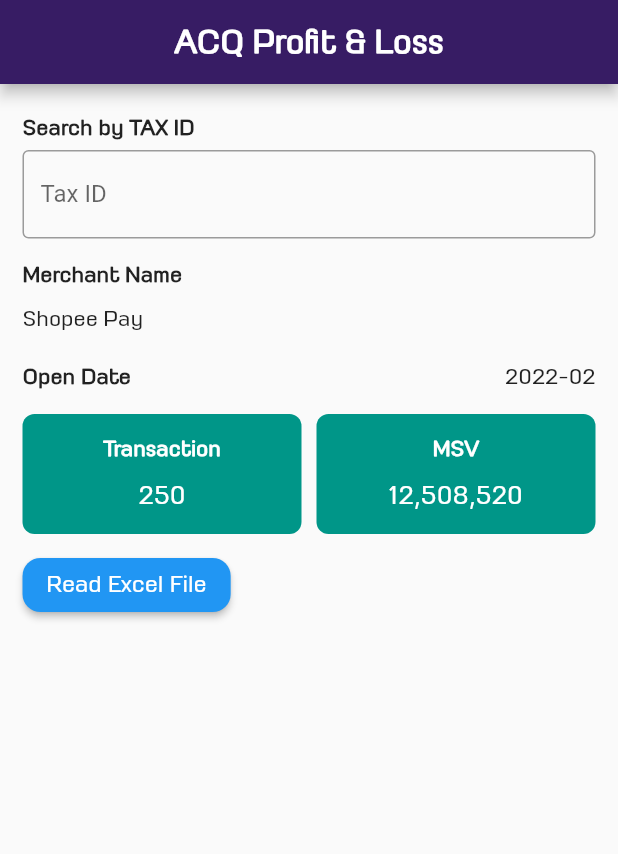
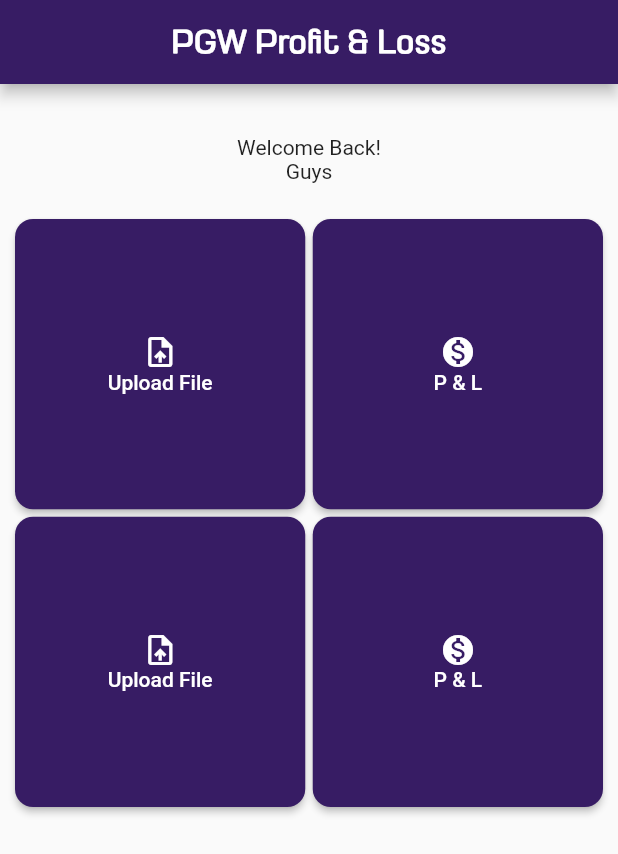
Before and after one commit to jazzinlive/api_tester01, a Flutter app: the screen it shows after launch, on a phone screen of 412 x 824 dp. Shown: the top 854 px of the screen. Run offline on Flutter 3.47's test engine with Material 2 defaults, Android fonts, the light colour scheme and no system bars; our stand-ins replace file_picker, image_picker, webview_flutter; missing offline and left inert: dart_jsonwebtoken, encrypt, excel, http_auth, image_save, jose and 4 more.

Commit message:
21-01-2023

```diff
--- a/pgw_app01/lib/main.dart
+++ b/pgw_app01/lib/main.dart
@@ -1,10 +1,7 @@
-// ignore_for_file: prefer_const_constructors, prefer_const_literals_to_create_immutables
-
 import 'package:flutter/material.dart';
-import 'package:flutter_excel/excel.dart';
-//import 'dart:io';
-import 'package:path/path.dart';
-import 'package:flutter/services.dart' show ByteData, rootBundle;
+import 'package:pgw_app01/search_taxid.dart';
+import 'package:pgw_app01/upload.dart';
+import 'package:pgw_app01/upload_file.dart';
 
 void main() {
   runApp(const MyApp());
@@ -28,6 +25,8 @@ class MyApp extends StatelessWidget {
                 fontWeight: FontWeight.bold)),
       ),
       home: const MyHomePage(title: 'ACQ Profit & Loss'),
+      //home: UploadPage(),
+      //home: FileUploadPage(),
       debugShowCheckedModeBanner: false,
     );
   }
@@ -42,198 +41,157 @@ class MyHomePage extends StatefulWidget {
 }
 
 class _MyHomePageState extends State<MyHomePage> {
-  List<String> rowdetail = [];
-
-  _importFromExcel() async {
-    String xlsxAsset = "assets/MID.xlsx";
-    ByteData data = await rootBundle.load("assets/MID.xlsx");
-    var bytes = data.buffer.asUint8List(data.offsetInBytes, data.lengthInBytes);
-    var excel = Excel.decodeBytes(bytes);
-
-    for (var table in excel.tables.keys) {
-      for (var row in excel.tables[table]!.rows) {}
-    }
-  }
-  // Future<String> readTable(String path) async {
-  //   return await rootBundle.
-  //String xlsxAsset = "assets/MID.xlsx";
-  //ByteData data = await rootBundle.load("assets/MID.xlsx");
-  //var bytes = data.buffer.asUint8List(data.offsetInBytes, data.lengthInBytes);
-
-  //var excel = Excel.decodeBytes(bytes);
-
-  // for (var table in excel.tables.keys) {
-  //   print(table); //sheet Name
-  //print(excel.tables[table]!.maxCols);
-  //print(excel.tables[table]!.maxRows);
-  // for (var row in excel.tables[table]!.rows) {
-  //   print("$row");
-  // }
-  // }
-  //List nameSheets = [];
-
-  // for (var item in excel.tables.keys) {
-  //   nameSheets.add(item);
-  // }
-  // int times = 0;
-  // print('### namesheet ==>> $nameSheets');
-  // for (var item in excel.tables[nameSheets[1]]!.rows) {
-  //   print('### row ==>> $item');
-  //   List datas = item;
-  //   print('### datas ==>> $datas');
-
-  //   if (times > 0) {
-  //     for (var item2 in datas) {
-  //       print('### nameSheet ==> ${item2!.sheetName}');
-  //       print('### ข้อมูลใช้ได้ ==>> ${item2!.value}');
-  //     }
-  //   }
-  //   times++;
-  // }
-  //}
-
-  @override
-  void initState() {
-    //processInsertDatabase();
-    super.initState();
-  }
-
   @override
   Widget build(BuildContext context) {
     return Scaffold(
       appBar: AppBar(
-        title: Text(widget.title),
+        title: const Text("PGW Profit & Loss"),
         centerTitle: true,
       ),
-      body: Padding(
-        padding: const EdgeInsets.all(15),
+      body: Center(
+        child: Padding(
+          padding: const EdgeInsets.all(10.0),
           child: Column(
-          crossAxisAlignment: CrossAxisAlignment.start,
             children: <Widget>[
-            Text(
-              "Search by TAX ID",
-              style: TextStyle(
-                  fontFamily: 'Petchlamoon',
-                  fontSize: 13,
-                  fontWeight: FontWeight.bold),
-            ),
-            TextField(
-              decoration: InputDecoration(
-                  border: OutlineInputBorder(),
-                  labelText: 'Tax ID',
-                  hintText: 'ex. 0105558080781'),
-              keyboardType: TextInputType.text,
-            ),
-            SizedBox(height: 10),
-            Text(
-              "Merchant Name",
-              style: TextStyle(
-                  fontFamily: 'Petchlamoon',
-                  fontSize: 13,
-                  fontWeight: FontWeight.bold),
-            ),
-            Text(
-              "Shopee Pay",
-              style: TextStyle(fontFamily: 'Petchlamoon', fontSize: 13),
-            ),
-            SizedBox(height: 10),
-            Row(
-              mainAxisAlignment: MainAxisAlignment.spaceBetween,
-              children: <Widget>[
-                Text(
-                  "Open Date",
-                  style: TextStyle(
-                      fontFamily: 'Petchlamoon',
-                      fontSize: 13,
-                      fontWeight: FontWeight.bold),
-                ),
-                Text(
-                  "2022-02",
-                  style: TextStyle(fontFamily: 'Petchlamoon', fontSize: 13),
-                ),
-              ],
-            ),
-            SizedBox(height: 10),
-            Row(
-              mainAxisAlignment: MainAxisAlignment.spaceBetween,
-              children: <Widget>[
-                Expanded(
-                  child: Container(
-                    decoration: BoxDecoration(
-                        color: Colors.teal,
-                        borderRadius: BorderRadius.circular(8)),
+              SizedBox(
                 height: 80,
-                    child: Center(
-                      child: Column(
+                child: Row(
                   mainAxisAlignment: MainAxisAlignment.center,
                   children: <Widget>[
-                          Text(
-                            "Transaction",
-                            style: TextStyle(
-                                fontFamily: 'Petchlamoon',
-                                fontSize: 13,
-                                fontWeight: FontWeight.bold,
-                                color: Colors.white),
-                          ),
-                          Text(
-                            "250",
-                            style: TextStyle(
-                                fontFamily: 'Petchlamoon',
-                                fontSize: 15,
-                                color: Colors.white),
+                    Column(
+                      mainAxisAlignment: MainAxisAlignment.center,
+                      children: const <Widget>[
+                        Text('Welcome Back!'),
+                        Text('Guys'),
+                      ],
                     ),
                   ],
                 ),
               ),
+              SizedBox(
+                height: MediaQuery.of(context).size.height * 0.7,
+                child: GridView.count(
+                  mainAxisSpacing: 5,
+                  crossAxisSpacing: 5,
+                  crossAxisCount: 2,
+                  children: <Widget>[
+                    ElevatedButton(
+                      style: ElevatedButton.styleFrom(
+                          shape: RoundedRectangleBorder(
+                            borderRadius:
+                                BorderRadius.circular(12), // <-- Radius
                           ),
-                ),
-                SizedBox(width: 10),
-                Expanded(
-                  child: Container(
-                    decoration: BoxDecoration(
-                        color: Colors.teal,
-                        borderRadius: BorderRadius.circular(8)),
-                    height: 80,
-                    child: Center(
+                          backgroundColor: Color.fromARGB(255, 55, 28, 100)),
                       child: Column(
                         mainAxisAlignment: MainAxisAlignment.center,
-                        children: <Widget>[
-                          Text(
-                            "MSV",
-                            style: TextStyle(
-                                fontFamily: 'Petchlamoon',
-                                fontSize: 13,
-                                fontWeight: FontWeight.bold,
-                                color: Colors.white),
+                        children: const [
+                          Icon(Icons.upload_file),
+                          Text('Upload File'),
+                        ],
                       ),
-                          Text(
-                            "12,508,520",
-                            style: TextStyle(
-                                fontFamily: 'Petchlamoon',
-                                fontSize: 15,
-                                color: Colors.white),
+                      onPressed: () {
+                        Navigator.of(context).push(MaterialPageRoute(
+                            builder: (context) => const FileUploadPage()));
+                      },
+                    ),
+                    ElevatedButton(
+                      style: ElevatedButton.styleFrom(
+                          shape: RoundedRectangleBorder(
+                            borderRadius:
+                                BorderRadius.circular(12), // <-- Radius
+                          ),
+                          backgroundColor: Color.fromARGB(255, 55, 28, 100)),
+                      child: Column(
+                        mainAxisAlignment: MainAxisAlignment.center,
+                        children: const [
+                          Icon(Icons.monetization_on),
+                          Text('P & L'),
+                        ],
+                      ),
+                      onPressed: () {
+                        Navigator.of(context).push(MaterialPageRoute(
+                            builder: (context) => const TaxIdSearchPage()));
+                      },
+                    ),
+                    ElevatedButton(
+                      style: ElevatedButton.styleFrom(
+                          shape: RoundedRectangleBorder(
+                            borderRadius:
+                                BorderRadius.circular(12), // <-- Radius
+                          ),
+                          backgroundColor: Color.fromARGB(255, 55, 28, 100)),
+                      child: Column(
+                        mainAxisAlignment: MainAxisAlignment.center,
+                        children: const [
+                          Icon(Icons.upload_file),
+                          Text('Upload File'),
+                        ],
+                      ),
+                      onPressed: () {
+                        Navigator.of(context).push(MaterialPageRoute(
+                            builder: (context) => const FileUploadPage()));
+                      },
+                    ),
+                    ElevatedButton(
+                      style: ElevatedButton.styleFrom(
+                          shape: RoundedRectangleBorder(
+                            borderRadius:
+                                BorderRadius.circular(12), // <-- Radius
+                          ),
+                          backgroundColor: Color.fromARGB(255, 55, 28, 100)),
+                      child: Column(
+                        mainAxisAlignment: MainAxisAlignment.center,
+                        children: const [
+                          Icon(Icons.monetization_on),
+                          Text('P & L'),
+                        ],
+                      ),
+                      onPressed: () {
+                        Navigator.of(context).push(MaterialPageRoute(
+                            builder: (context) => const TaxIdSearchPage()));
+                      },
                     ),
                   ],
-                      ),
-                    ),
-                  ),
-                ),
-              ],
-            ),
-            SizedBox(height: 10),
-            ElevatedButton(
-              onPressed: () {},
-              child: Text('Read Excel File'),
-              style: ElevatedButton.styleFrom(
-                textStyle: TextStyle(fontFamily: 'Petchlamoon'),
-                shape: RoundedRectangleBorder(
-                  borderRadius: BorderRadius.circular(12), // <-- Radius
-                ),
                 ),
               )
             ],
           ),
         ),
+      ),
     );
   }
 }
+
+// class MenuButton extends StatelessWidget {
+//   final IconData icon;
+//   final String text;
+//   final Function onPressed;
+
+//   const MenuButton({
+//     Key? key,
+//     required this.icon,
+//     required this.text,
+//     required this.onPressed,
+//   }) : super(key: key);
+
+//   @override
+//   Widget build(BuildContext context) {
+//     return Card(
+//       shape: RoundedRectangleBorder(borderRadius: BorderRadius.circular(20)),
+//       child: InkWell(
+//         borderRadius: BorderRadius.circular(20),
+//         onTap: () {
+//           onPressed;
+//         },
+//         child: Column(
+//           mainAxisAlignment: MainAxisAlignment.center,
+//           children: <Widget>[
+//             Icon(icon),
+//             const SizedBox(height: 8.0),
+//             Text(text),
+//           ],
+//         ),
+//       ),
+//     );
+//   }
+// }
--- a/pgw_app01/pubspec.yaml
+++ b/pgw_app01/pubspec.yaml
@@ -17,11 +17,10 @@ environment:
 dependencies:
   flutter:
     sdk: flutter
-
-
-
   cupertino_icons: ^1.0.2
   flutter_excel: ^1.0.1
+  excel: ^2.0.1
+  file_picker: ^5.2.4
 
 dev_dependencies:
   flutter_test:
@@ -45,6 +44,7 @@ flutter:
 
   assets:
     - assets/
+    - assets/mid2c2p.xlsx
 
   # An image asset can refer to one or more resolution-specific "variants", see
   # https://flutter.dev/assets-and-images/#resolution-aware.
```
Also changed, not shown: pgw_app01/lib/excel_file.dart (added, +101 -0 lines), pgw_app01/lib/search_taxid.dart (+135 -27 lines), pgw_app01/lib/upload.dart (added, +111 -0 lines), pgw_app01/lib/upload_file.dart (added, +60 -0 lines), pgw_app01/assets/man.png (added), pgw_app01/pubspec.lock, 3 other files. Lines whose indentation alone changed are shown as unchanged.
